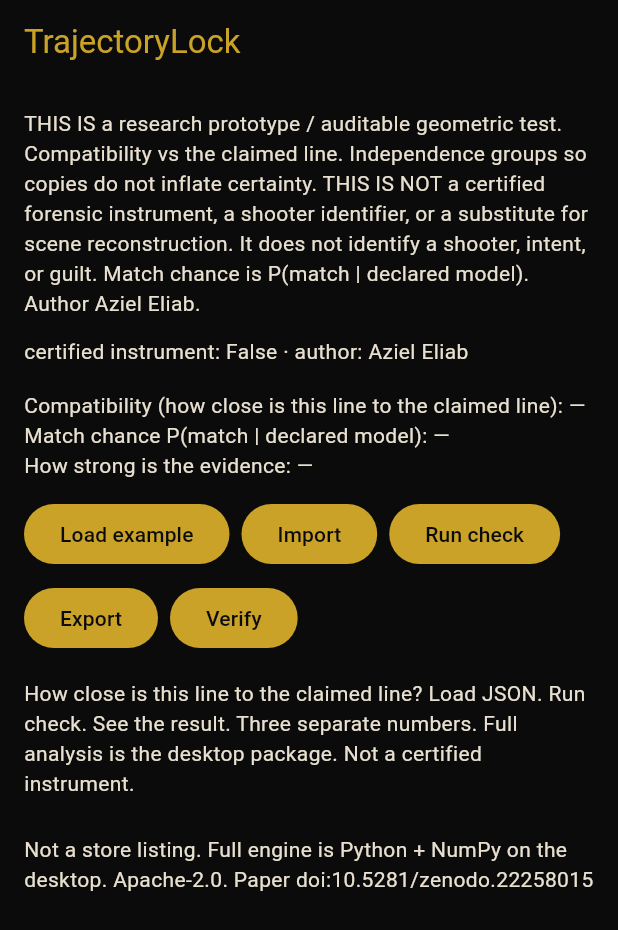
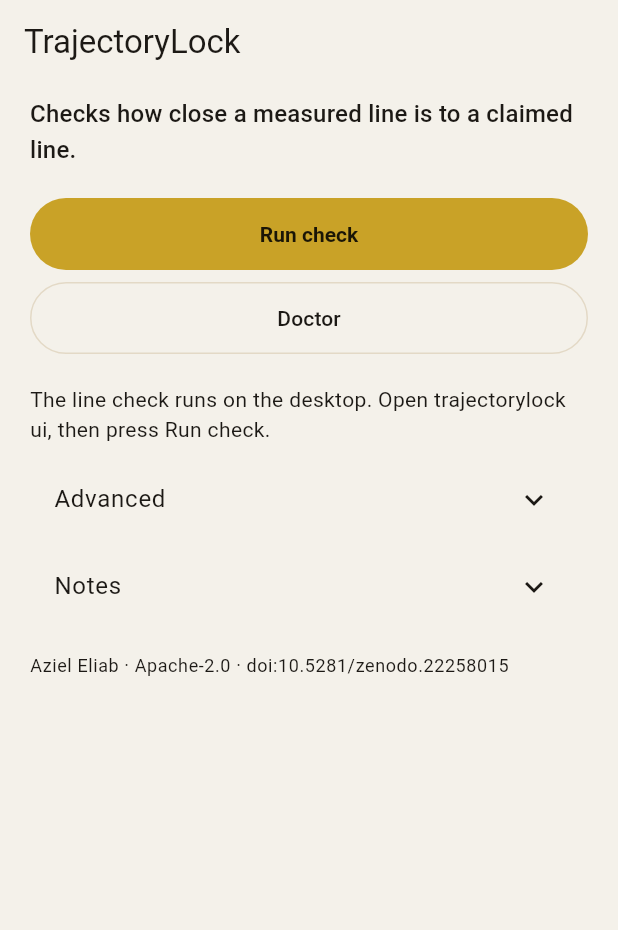
Before and after one commit to AzielEliab/trajectorylock, a Flutter app: the screen it shows after launch, on a phone screen of 412 x 824 dp. Shown: the top 930 px of the screen. Run offline on Flutter 3.47's test engine with Material 3 defaults, Android fonts, the phone set to English and light mode, and no system bars.

Commit message:
Make the downloadable TrajectoryLock CLI and local UI easier to start.
Bare trajectorylock welcomes with a next step, --help reads like git, and mistakes name a reason plus a command to try. Human text is the default; --json keeps the machine record. The loopback workbench leads with Run check, and power tools sit under Advanced.

Co-authored-by: Aziel Elroi Eliab <AzielEliab@users.noreply.github.com>

```diff
--- /dev/null
+++ b/RUN.txt
@@ -0,0 +1,6 @@
+TrajectoryLock
+Author: Aziel Eliab
+
+1. python -m venv .venv && . .venv/bin/activate && pip install -e .
+2. trajectorylock ui
+3. Open http://127.0.0.1:8874/ and press Run check.
--- a/mobile/lib/main.dart
+++ b/mobile/lib/main.dart
@@ -2,13 +2,16 @@ import 'package:flutter/material.dart';
 
 import 'theme.dart';
 
-const limitation =
-    'THIS IS a research prototype / auditable geometric test. '
-    'Compatibility vs the claimed line. Independence groups so copies '
-    'do not inflate certainty. THIS IS NOT a certified forensic instrument, '
-    'a shooter identifier, or a substitute for scene reconstruction. '
-    'It does not identify a shooter, intent, or guilt. '
-    'Match chance is P(match | declared model). Author Aziel Eliab.';
+const notes =
+    'THIS IS: research prototype / auditable geometric test. '
+    'Compatibility vs declared official line. Independence groups so copies '
+    "don't inflate certainty. CLI + local workbench + JSON API. "
+    'THIS IS NOT: a certified forensic instrument; substitute for scene '
+    'reconstruction, medical findings, lab exam; shooter/intent/guilt/narrative '
+    'identifier; automatic detection of invisible projectiles; face recognition. '
+    'Match probability is P(match | declared model), not P(official account is true). '
+    'Synthetic example results must never be represented as real-case findings. '
+    'No private case facts. Author: Aziel Eliab.';
 
 void main() {
   runApp(const TrajectoryLockApp());
@@ -22,7 +25,9 @@ class TrajectoryLockApp extends StatelessWidget {
     return MaterialApp(
       title: 'TrajectoryLock',
       debugShowCheckedModeBanner: false,
-      theme: buildAppTheme(),
+      theme: buildLightTheme(),
+      darkTheme: buildDarkTheme(),
+      themeMode: ThemeMode.system,
       home: const WorkbenchPage(),
     );
   }
@@ -36,88 +41,89 @@ class WorkbenchPage extends StatefulWidget {
 }
 
 class _WorkbenchPageState extends State<WorkbenchPage> {
-  String kid =
-      'How close is this line to the claimed line? Load JSON. Run check. See the result. '
-      'Three separate numbers. Full analysis is the desktop package. Not a certified instrument.';
-  String compat = '—';
-  String match = '—';
-  String evidence = '—';
+  String status =
+      'The line check runs on the desktop. Open trajectorylock ui, then press Run check.';
+
+  void say(String next) => setState(() => status = next);
 
   @override
   Widget build(BuildContext context) {
     return Scaffold(
       appBar: AppBar(title: const Text('TrajectoryLock')),
-      body: ListView(
-        padding: const EdgeInsets.all(16),
-        children: [
-          Text(limitation, style: Theme.of(context).textTheme.bodyMedium),
-          const SizedBox(height: 12),
-          const Text('certified instrument: False · author: Aziel Eliab'),
-          const SizedBox(height: 16),
-          Text('Compatibility (how close is this line to the claimed line): $compat'),
-          Text('Match chance P(match | declared model): $match'),
-          Text('How strong is the evidence: $evidence'),
-          const SizedBox(height: 12),
-          Wrap(
-            spacing: 8,
-            runSpacing: 8,
+      body: Align(
+        alignment: Alignment.topCenter,
+        child: ConstrainedBox(
+          constraints: const BoxConstraints(maxWidth: 720),
+          child: ListView(
+            padding: const EdgeInsets.fromLTRB(20, 8, 20, 32),
             children: [
+              Text(
+                'Checks how close a measured line is to a claimed line.',
+                style: Theme.of(context).textTheme.titleMedium,
+              ),
+              const SizedBox(height: 20),
               FilledButton(
-                onPressed: () {
-                  setState(() {
-                    kid =
-                        'Loaded synthetic example. Not a real case. Tap Run check on the desktop workbench.';
-                  });
-                },
-                child: const Text('Load example'),
-              ),
-              FilledButton(
-                onPressed: () {
-                  setState(() {
-                    kid = 'Import JSON on the desktop workbench. This phone screen does not store media.';
-                  });
-                },
-                child: const Text('Import'),
-              ),
-              FilledButton(
-                onPressed: () {
-                  setState(() {
-                    compat = 'local';
-                    match = 'local';
-                    evidence = 'local';
-                    kid =
-                        'Run check on the desktop workbench. This phone screen does not claim a courtroom result. It does not name a shooter, intent, or guilt.';
-                  });
-                },
+                onPressed: () => say(
+                  'Run check on this computer: trajectorylock ui, then open http://127.0.0.1:8874/ and press Run check. This phone screen does not compute a line.',
+                ),
                 child: const Text('Run check'),
               ),
-              FilledButton(
-                onPressed: () {
-                  setState(() {
-                    kid = 'Export is a JSON receipt on the desktop. Guardrail always included.';
-                  });
-                },
-                child: const Text('Export'),
+              const SizedBox(height: 8),
+              OutlinedButton(
+                onPressed: () => say(
+                  'Doctor runs on the desktop: trajectorylock doctor. It checks that install. No network.',
+                ),
+                child: const Text('Doctor'),
               ),
-              FilledButton(
-                onPressed: () {
-                  setState(() {
-                    kid =
-                        'Verify: fingerprint of the case JSON. Doctor: self-check in plain words. Neither names a shooter, intent, or guilt.';
-                  });
-                },
-                child: const Text('Verify'),
+              const SizedBox(height: 20),
+              Text(status),
+              const SizedBox(height: 8),
+              ExpansionTile(
+                title: const Text('Advanced'),
+                children: [
+                  ListTile(
+                    title: const Text('Load example'),
+                    onTap: () => say(
+                      'Load example on the desktop workbench. The phone does not store the case.',
+                    ),
+                  ),
+                  ListTile(
+                    title: const Text('Import'),
+                    onTap: () => say(
+                      'Import JSON on the desktop workbench. This phone screen does not store media.',
+                    ),
+                  ),
+                  ListTile(
+                    title: const Text('Export'),
+                    onTap: () => say(
+                      'Export writes a JSON receipt from the desktop workbench.',
+                    ),
+                  ),
+                  ListTile(
+                    title: const Text('Verify'),
+                    onTap: () => say(
+                      'Verify fingerprints the case JSON on the desktop. It checks that the file did not change.',
+                    ),
+                  ),
+                ],
+              ),
+              ExpansionTile(
+                title: const Text('Notes'),
+                children: [
+                  Padding(
+                    padding: const EdgeInsets.fromLTRB(16, 0, 16, 16),
+                    child: Text(notes),
+                  ),
+                ],
+              ),
+              const SizedBox(height: 16),
+              Text(
+                'Aziel Eliab · Apache-2.0 · doi:10.5281/zenodo.22258015',
+                style: Theme.of(context).textTheme.bodySmall,
               ),
             ],
           ),
-          const SizedBox(height: 16),
-          Text(kid),
-          const SizedBox(height: 24),
-          const Text(
-            'Not a store listing. Full engine is Python + NumPy on the desktop. Apache-2.0. '
-            'Paper doi:10.5281/zenodo.22258015',
-          ),
-        ],
+        ),
       ),
     );
   }
--- a/mobile/lib/theme.dart
+++ b/mobile/lib/theme.dart
@@ -1,42 +1,97 @@
 import 'package:flutter/material.dart';
 
-/// Matte black + gold Material 3 dark theme. No analytics.
-const Color kMatteBlack = Color(0xFF0B0B0B);
-const Color kSurface = Color(0xFF141414);
+/// Paper and charcoal surfaces. Gold is the accent. Light and dark follow the system.
+const Color kMatteBlack = Color(0xFF0E0E0C);
+const Color kSurface = Color(0xFF171714);
 const Color kGold = Color(0xFFC9A227);
-const Color kGoldDim = Color(0xFF8A7219);
-const Color kIvory = Color(0xFFE8E0D0);
+const Color kGoldInk = Color(0xFF1A1506);
+const Color kIvory = Color(0xFFF3EFE4);
+const Color kPaper = Color(0xFFF4F1EA);
+const Color kInk = Color(0xFF1C1915);
 
-ThemeData buildAppTheme() {
-  const scheme = ColorScheme.dark(
-    brightness: Brightness.dark,
-    primary: kGold,
-    onPrimary: kMatteBlack,
-    secondary: kGoldDim,
-    onSecondary: kIvory,
-    surface: kSurface,
-    onSurface: kIvory,
-    error: Color(0xFFB54A4A),
-    onError: kIvory,
+ButtonStyle _goldFocus(ButtonStyle base) {
+  return base.copyWith(
+    minimumSize: const WidgetStatePropertyAll(Size(64, 48)),
+    side: WidgetStateProperty.resolveWith((states) {
+      if (states.contains(WidgetState.focused)) {
+        return const BorderSide(color: kGold, width: 2);
+      }
+      return base.side?.resolve(states);
+    }),
   );
-  return ThemeData(
+}
+
+ThemeData _theme({required ColorScheme scheme, required Color scaffold}) {
+  final base = ThemeData(
     useMaterial3: true,
-    brightness: Brightness.dark,
     colorScheme: scheme,
-    scaffoldBackgroundColor: kMatteBlack,
-    appBarTheme: const AppBarTheme(
-      backgroundColor: kMatteBlack,
-      foregroundColor: kGold,
+    scaffoldBackgroundColor: scaffold,
+    focusColor: kGold,
+    appBarTheme: AppBarTheme(
+      backgroundColor: scaffold,
+      foregroundColor: scheme.onSurface,
       elevation: 0,
       centerTitle: false,
     ),
     cardTheme: CardThemeData(
-      color: kSurface,
+      color: scheme.surface,
       elevation: 0,
       shape: RoundedRectangleBorder(
-        borderRadius: BorderRadius.circular(12),
-        side: const BorderSide(color: Color(0x33C9A227)),
+        borderRadius: BorderRadius.circular(14),
+        side: BorderSide(color: scheme.outlineVariant),
+      ),
+    ),
+  );
+  return base.copyWith(
+    filledButtonTheme: FilledButtonThemeData(
+      style: _goldFocus(
+        FilledButton.styleFrom(
+          backgroundColor: kGold,
+          foregroundColor: kGoldInk,
+          textStyle: const TextStyle(fontWeight: FontWeight.w600),
+        ),
+      ),
+    ),
+    outlinedButtonTheme: OutlinedButtonThemeData(
+      style: _goldFocus(
+        OutlinedButton.styleFrom(
+          foregroundColor: scheme.onSurface,
+          side: BorderSide(color: scheme.outlineVariant),
+        ),
       ),
     ),
   );
 }
+
+ThemeData buildLightTheme() {
+  return _theme(
+    scaffold: kPaper,
+    scheme: const ColorScheme.light(
+      primary: kGold,
+      onPrimary: kGoldInk,
+      secondary: Color(0xFF8A7219),
+      onSecondary: kInk,
+      surface: Color(0xFFFFFDF8),
+      onSurface: kInk,
+      outlineVariant: Color(0xFFE3D9C6),
+    ),
+  );
+}
+
+ThemeData buildDarkTheme() {
+  return _theme(
+    scaffold: kMatteBlack,
+    scheme: const ColorScheme.dark(
+      primary: kGold,
+      onPrimary: kGoldInk,
+      secondary: Color(0xFF8A7219),
+      onSecondary: kIvory,
+      surface: kSurface,
+      onSurface: kIvory,
+      outlineVariant: Color(0xFF323026),
+    ),
+  );
+}
+
+/// Dark theme kept for callers that still ask for a single theme.
+ThemeData buildAppTheme() => buildDarkTheme();
```
Also changed, not shown: 10 other files.
